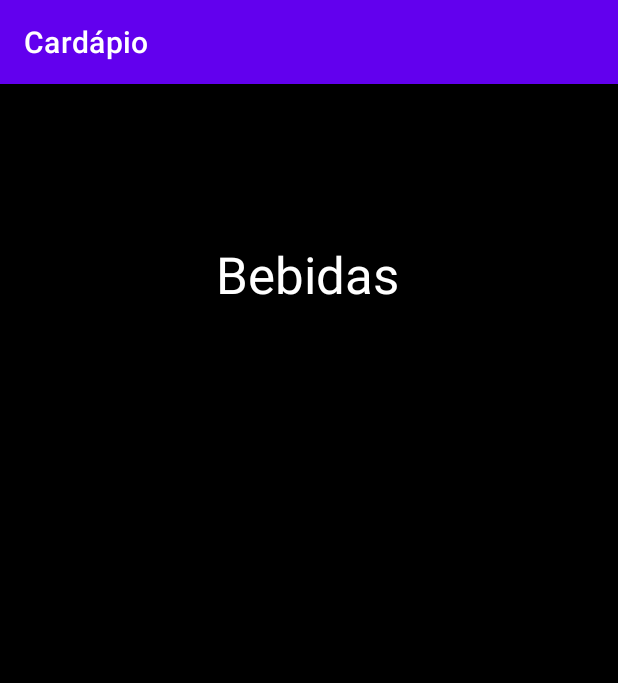
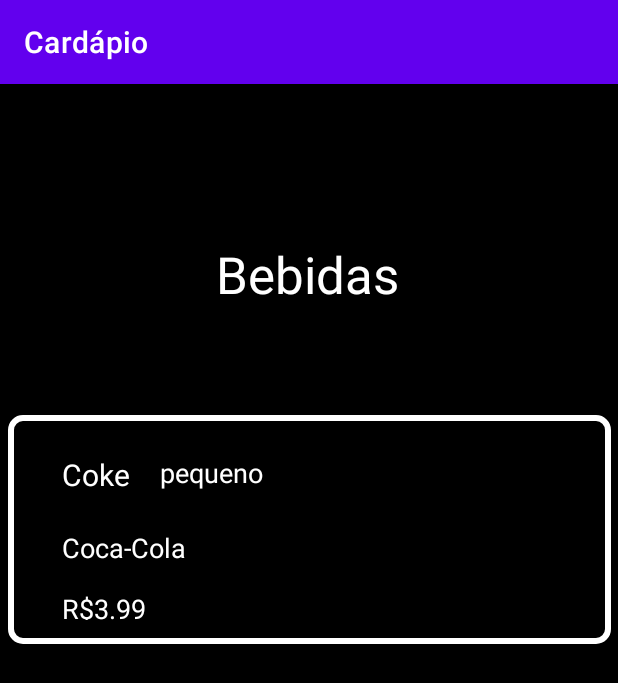
Before and after one commit to EduBroilo/TrabalhoFinal_Mobile, an Android app: the screen it shows after launch (CardapioBebidasActivity), after a tap on "BEBIDAS", on a phone screen of 412 x 824 dp. Shown: the top 683 px of the screen. Run offline under Robolectric (Android 15) with nearby library versions, the phone set to English and light mode, and no system bars; our stand-ins replace Room's generated code.

```diff
--- a/app/src/main/java/com/example/trabalhofinal_mobile/DAO/AppDatabase.java
+++ b/app/src/main/java/com/example/trabalhofinal_mobile/DAO/AppDatabase.java
@@ -6,7 +6,7 @@ import androidx.room.RoomDatabase;
 
 import com.example.trabalhofinal_mobile.models.ItemsCardapio;
 
-@Database(entities = {ItemsCardapio.class}, version = 1)
+@Database(entities = {ItemsCardapio.class}, version = 2)
 public abstract class AppDatabase extends RoomDatabase {
 
     public abstract ItemCardapioDAO ItemCardapioDao();
--- a/app/src/main/java/com/example/trabalhofinal_mobile/repository/ItemCardapioRepository.java
+++ b/app/src/main/java/com/example/trabalhofinal_mobile/repository/ItemCardapioRepository.java
@@ -20,7 +20,7 @@ public class ItemCardapioRepository {
 
     private ItemCardapioRepository() {
         baseDadosCardapio = new ArrayList<>();
-        db = Room.databaseBuilder(context, AppDatabase.class, "banco_da_app").allowMainThreadQueries().build();
+        db = Room.databaseBuilder(context, AppDatabase.class, "banco_da_app").allowMainThreadQueries().fallbackToDestructiveMigration().build();
         baseDadosCardapio.addAll(db.ItemCardapioDao().getAll());
     }
 
--- a/app/src/main/java/com/example/trabalhofinal_mobile/views/MainActivity.java
+++ b/app/src/main/java/com/example/trabalhofinal_mobile/views/MainActivity.java
@@ -34,8 +34,7 @@ public class MainActivity extends AppCompatActivity {
         novo.setDescription("Coca-Cola");
         novo.setCategory("Bebidas");
         novo.setPrice(3.99);
-
-      //  Cardapio.insert(novo);
+        Cardapio.insert(novo);
 
 
      //   ItemsCardapio burger = new ItemsCardapio("Burger", "Hamburger de frango, 300g", "pequeno", 23.40, "Principal");
```
